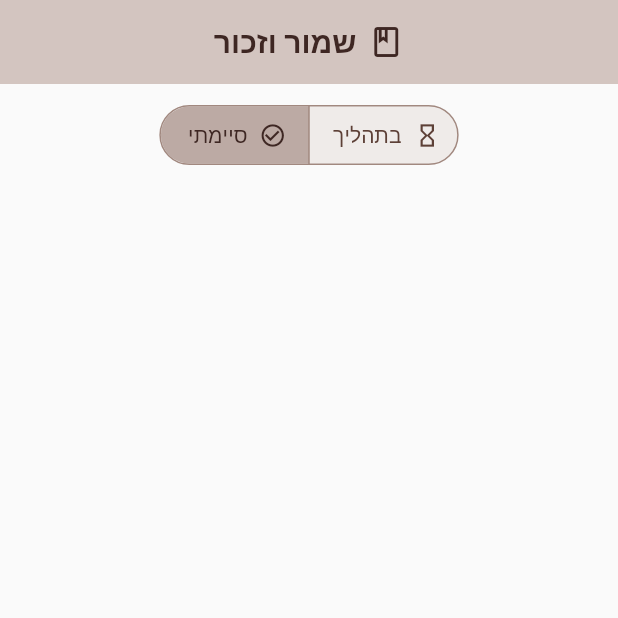
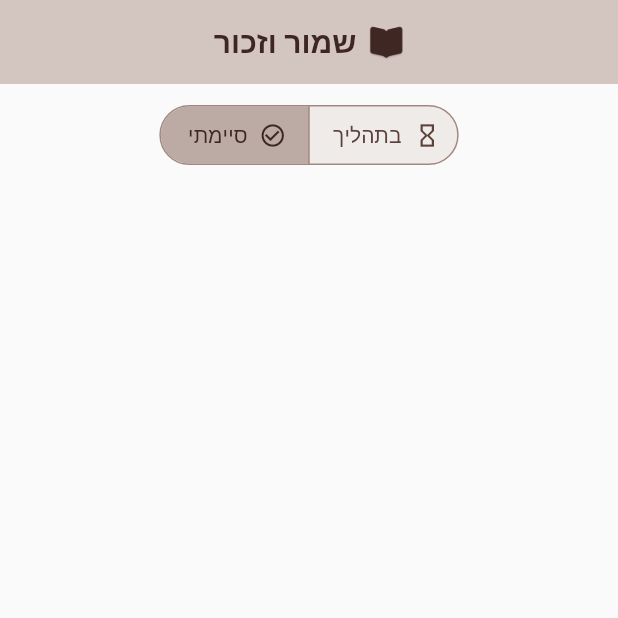
Before and after one commit to NHLOCAL/Shamor-Zachor, a Flutter app: the screen it shows after launch, after a tap on "סיימתי", on a phone screen of 412 x 824 dp, the top half of it. Run offline on Flutter 3.47's test engine with Material 3 defaults, Android fonts, the phone set to English and light mode, and no system bars; our stand-ins replace shared_preferences; Roboto replaces fonts that are missing (Heebo).

Commit message:
אייקונים לתצוגה

```diff
--- a/shamor_vezachor/lib/screens/main_layout_screen.dart
+++ b/shamor_vezachor/lib/screens/main_layout_screen.dart
@@ -10,7 +10,7 @@ class MainLayoutScreen extends StatefulWidget {
 }
 
 class _MainLayoutScreenState extends State<MainLayoutScreen> {
-  int _selectedIndex = 0; // 0 for Tracking, 1 for Books
+  int _selectedIndex = 0;
 
   static const List<Widget> _widgetOptions = <Widget>[
     TrackingScreen(),
@@ -25,7 +25,6 @@ class _MainLayoutScreenState extends State<MainLayoutScreen> {
 
   @override
   Widget build(BuildContext context) {
-    // Get theme colors
     final Color appBarBgColor =
         Theme.of(context).appBarTheme.backgroundColor ?? Colors.brown.shade100;
     final Color appBarFgColor =
@@ -40,20 +39,24 @@ class _MainLayoutScreenState extends State<MainLayoutScreen> {
           title: Row(
             mainAxisAlignment: MainAxisAlignment.center,
             children: [
-              Icon(Icons.book_outlined, color: appBarFgColor),
+              // שינוי: החלפת האייקון הקיים בתמונה
+              ImageIcon(
+                const AssetImage(
+                    'assets/images/app_icon_for_bar.png'), // ודא שהנתיב תואם לקובץ שיצרת
+                color: appBarFgColor,
+                size: 24, // ניתן להתאים את הגודל לפי הצורך
+              ),
               const SizedBox(width: 8),
               Text('שמור וזכור', style: appBarTitleTextStyle),
             ],
           ),
           centerTitle: true,
           backgroundColor: appBarBgColor,
-          automaticallyImplyLeading: false, // No back button
+          automaticallyImplyLeading: false,
         ),
         body: Padding(
-          // Add padding around the body content of Tracking/Books screens
           padding: const EdgeInsets.symmetric(horizontal: 15.0, vertical: 10.0),
           child: IndexedStack(
-            // Use IndexedStack to keep state of screens
             index: _selectedIndex,
             children: _widgetOptions,
           ),
@@ -73,8 +76,7 @@ class _MainLayoutScreenState extends State<MainLayoutScreen> {
           selectedItemColor: Theme.of(context).primaryColor,
           unselectedItemColor: Colors.grey.shade600,
           onTap: _onItemTapped,
-          type: BottomNavigationBarType
-              .fixed, // Ensures labels are always visible
+          type: BottomNavigationBarType.fixed,
         ),
       ),
     );
--- a/shamor_vezachor/lib/services/data_loader_service.dart
+++ b/shamor_vezachor/lib/services/data_loader_service.dart
@@ -30,13 +30,13 @@ class DataLoaderService {
 
         // Basic validation (can be expanded)
         if (jsonData['name'] == null ||
-            !(jsonData['name'] is String) ||
+            jsonData['name'] is! String ||
             jsonData['content_type'] == null ||
-            !(jsonData['content_type'] is String) ||
+            jsonData['content_type'] is! String ||
             jsonData['columns'] == null ||
-            !(jsonData['columns'] is List) ||
+            jsonData['columns'] is! List ||
             jsonData['data'] == null ||
-            !(jsonData['data'] is Map)) {
+            jsonData['data'] is! Map) {
           print("Skipping invalid JSON file: $path");
           continue;
         }
--- a/shamor_vezachor/lib/widgets/hebrew_utils.dart
+++ b/shamor_vezachor/lib/widgets/hebrew_utils.dart
@@ -14,8 +14,9 @@ class HebrewUtils {
 
   static String intToGematria(int number) {
     if (number <= 0) return number.toString();
-    if (number > 499)
+    if (number > 499) {
       return number.toString(); // Simplified, handle larger numbers if needed
+    }
 
     // Special cases for 15 (ט"ו) and 16 (ט"ז)
     if (number == 15) return 'טו';
@@ -36,9 +37,8 @@ class HebrewUtils {
       // Check if the last two characters are י and ה (15) or י and ו (16)
       if (!((result.endsWith('יה') || result.endsWith('יו')) &&
           result.length == 2)) {
-        result = result.substring(0, result.length - 1) +
-            '"' +
-            result.substring(result.length - 1);
+        result =
+            '${result.substring(0, result.length - 1)}"${result.substring(result.length - 1)}';
       }
     } else if (result.length == 1 &&
         _gematriaMap.entries.firstWhere((e) => e.value == result).key < 10) {
```
Also changed, not shown: shamor_vezachor/pubspec.yaml (+29 -78 lines), shamor_vezachor/assets/images/app_icon_for_bar.png (added), shamor_vezachor/assets/launcher_icon/app_icon.png (added), shamor_vezachor/pubspec.lock, 42 other files.
